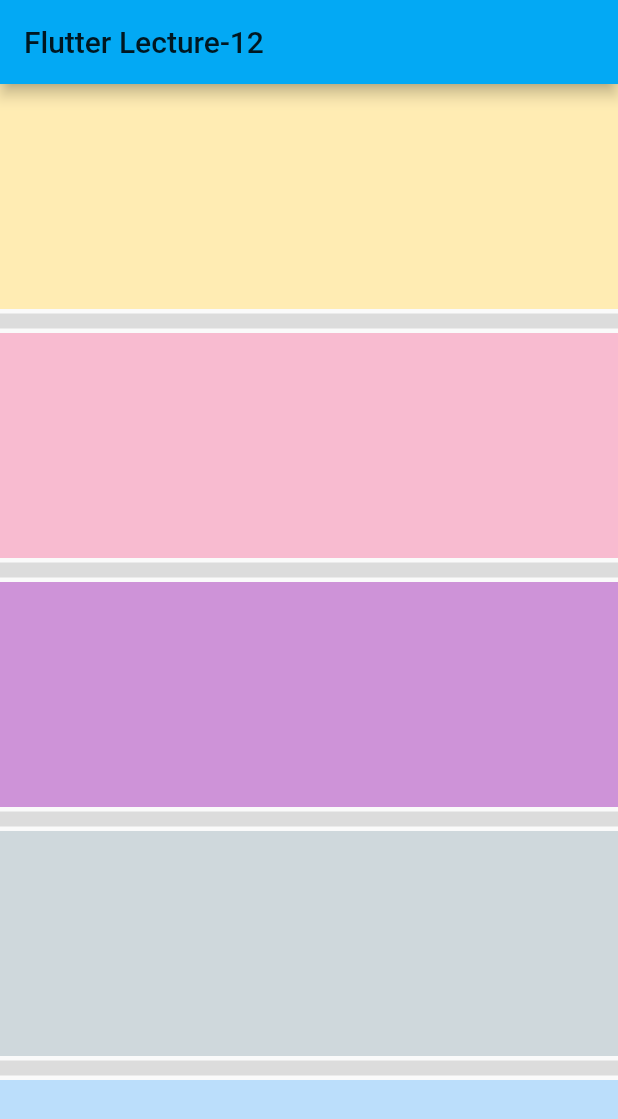
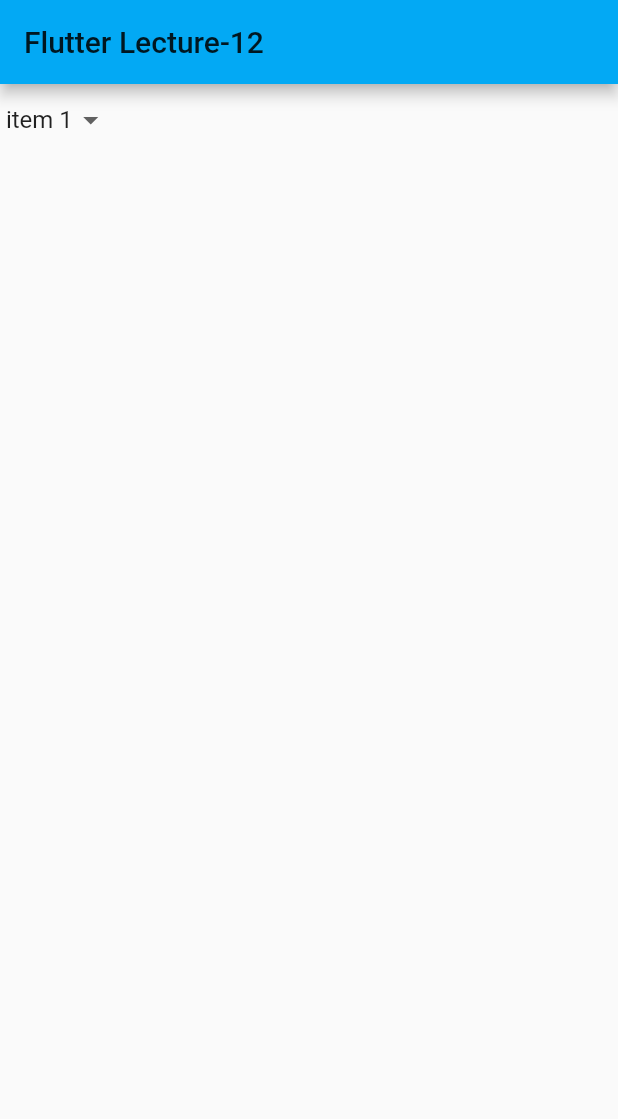
Before and after one commit to moniradiu/flutter-class-app, a Flutter app: the screen it shows after launch, on a phone screen of 412 x 824 dp. Shown: the top 1119 px of the screen. Run offline on Flutter 3.47's test engine with Material 2 defaults, Android fonts, the phone set to English and light mode, and no system bars.

Commit message:
DropdownButton

```diff
--- a/lib/main.dart
+++ b/lib/main.dart
@@ -40,6 +40,7 @@
     Colors.green[100],
     Colors.lime[200],
   ];
+  var dropDownItemValue = 0;
   @override
   Widget build(BuildContext context) {
     return Scaffold(
@@ -47,20 +48,35 @@
         title: Text(widget.title),
       ),
       //body: ListView.builder(
-      body: ListView.separated(
-        separatorBuilder: (context, index) {
-          return Divider(
-            thickness: 10,
-          );
-        },
-        physics: BouncingScrollPhysics(),
-        itemCount: 8,
-        itemBuilder: (context, index) {
-          return Container(
-            height: 150,
-            color: color[index],
-          );
-        },
+      body: Column(
+        children: [
+          DropdownButton(
+            autofocus: false,
+            focusColor: Colors.red,
+            dropdownColor: Colors.yellow[200],
+            onChanged: (value) {
+              setState(() {
+                dropDownItemValue = value;
+              });
+              print(dropDownItemValue);
+            },
+            value: dropDownItemValue,
+            underline: Container(
+              padding: EdgeInsets.all(2),
+            ),
+            // icon: Icon(Icons.add),
+            //elevation: 2,
+            items: [
+              DropdownMenuItem(
+                child: Text(" item 1"),
+                value: 0,
+              ),
+              DropdownMenuItem(child: Text(" item 2"), value: 1),
+              DropdownMenuItem(child: Text(" item 3"), value: 2),
+              DropdownMenuItem(child: Text(" item 4"), value: 3),
+            ],
+          )
+        ],
       ),
     );
   }
```
